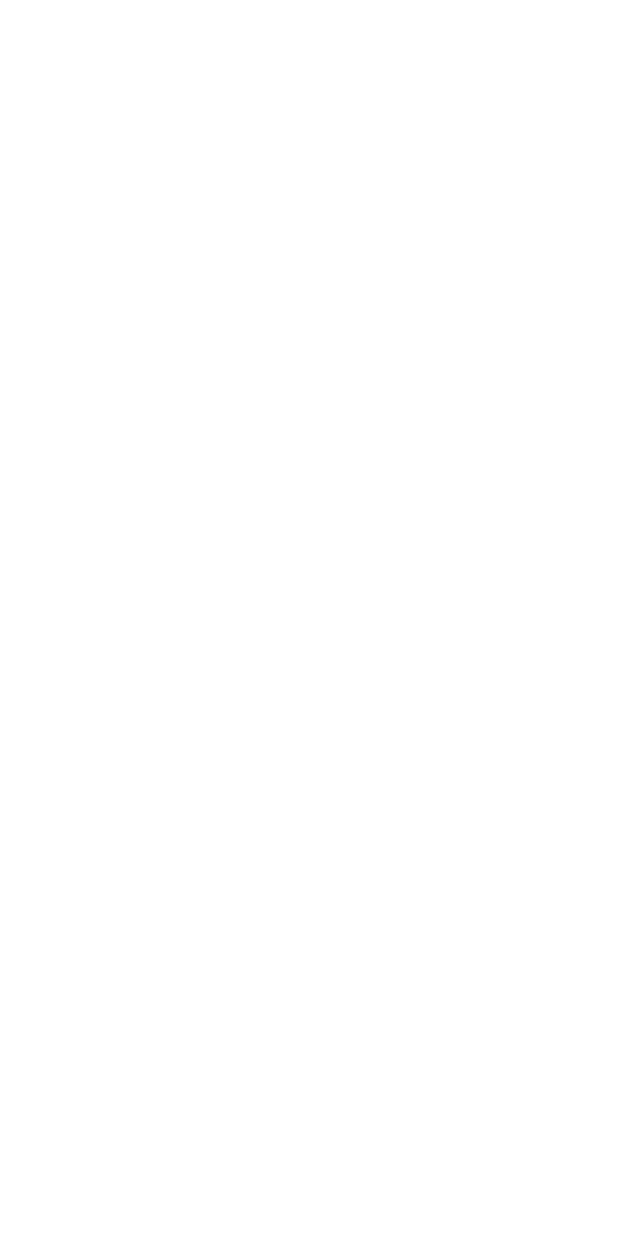
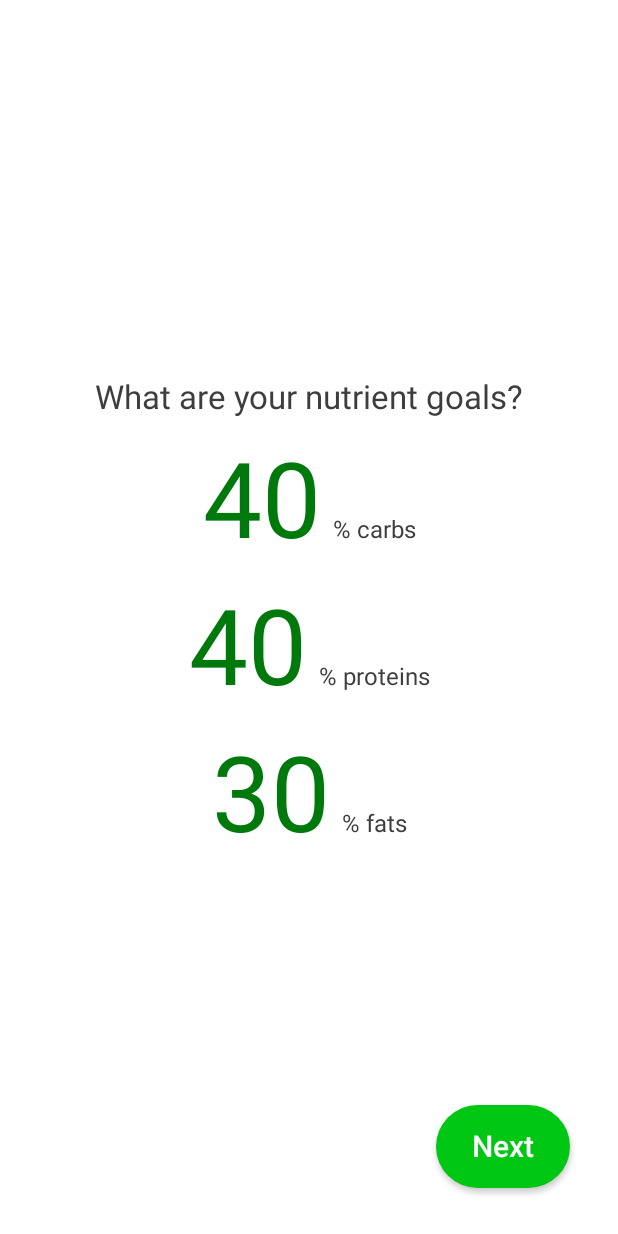
Before and after one commit to Miguel-Silva97/multi-module-course, an Android app built with Jetpack Compose: the NutrientGoalScreen screen opened through its navigation route, on a phone screen of 412 x 824 dp. Before the commit the screen is empty. Run offline under Robolectric (Android 15) with nearby library versions, the phone set to English and light mode, and no system bars; our stand-ins replace Dagger/Hilt's generated code.

Commit message:
Activity, Goal and Nutrient Goals screens

```diff
--- a/app/src/main/java/com/example/calorytracker/MainActivity.kt
+++ b/app/src/main/java/com/example/calorytracker/MainActivity.kt
@@ -15,9 +15,12 @@ import com.example.onboarding_presentation.welcome.WelcomeScreen
 import com.example.calorytracker.ui.theme.CaloryTrackerTheme
 import com.example.core.navigation.Route
 import com.example.calorytracker.navigation.navigate
+import com.example.onboarding_presentation.activity.ActivityScreen
 import com.example.onboarding_presentation.age.AgeScreen
 import com.example.onboarding_presentation.gender.GenderScreen
+import com.example.onboarding_presentation.goal.GoalScreen
 import com.example.onboarding_presentation.height.HeightScreen
+import com.example.onboarding_presentation.nutrient_goal.NutrientGoalScreen
 import com.example.onboarding_presentation.weight.WeightScreen
 import dagger.hilt.android.AndroidEntryPoint
 
@@ -63,13 +66,20 @@ class MainActivity : ComponentActivity() {
                             )
                         }
                         composable(Route.NUTRIENT_GOAL) {
-
+                            NutrientGoalScreen(
+                                onNavigate = navController::navigate,
+                                scaffoldState = scaffoldState
+                            )
                         }
                         composable(Route.ACTIVITY) {
-
+                            ActivityScreen(
+                                onNavigate = navController::navigate,
+                            )
                         }
                         composable(Route.GOAL) {
-
+                            GoalScreen(
+                                onNavigate = navController::navigate,
+                            )
                         }
                         composable(Route.TRACKER_OVERVIEW) {
 
--- /dev/null
+++ b/onboarding/onboarding_domain/src/main/java/com/example/onboarding_domain/di/OnboardingDomainModule.kt
@@ -0,0 +1,20 @@
+package com.example.onboarding_domain.di
+
+import com.example.onboarding_domain.use_case.ValidateNutrients
+import dagger.Module
+import dagger.Provides
+import dagger.hilt.InstallIn
+import dagger.hilt.android.components.ViewModelComponent
+import dagger.hilt.android.scopes.ViewModelScoped
+
+@Module
+@InstallIn(ViewModelComponent::class)
+object OnboardingDomainModule {
+
+    @Provides
+    @ViewModelScoped
+    fun provideValidateNutrientsUseCase() : ValidateNutrients {
+        return ValidateNutrients()
+    }
+
+}
--- /dev/null
+++ b/onboarding/onboarding_presentation/src/main/java/com/example/onboarding_presentation/nutrient_goal/NutrientGoalScreen.kt
@@ -0,0 +1,92 @@
+package com.example.onboarding_presentation.nutrient_goal
+
+import androidx.compose.foundation.layout.Arrangement
+import androidx.compose.foundation.layout.Box
+import androidx.compose.foundation.layout.Column
+import androidx.compose.foundation.layout.Spacer
+import androidx.compose.foundation.layout.fillMaxSize
+import androidx.compose.foundation.layout.height
+import androidx.compose.foundation.layout.padding
+import androidx.compose.material.MaterialTheme
+import androidx.compose.material.ScaffoldState
+import androidx.compose.material.Text
+import androidx.compose.runtime.Composable
+import androidx.compose.runtime.LaunchedEffect
+import androidx.compose.ui.Alignment
+import androidx.compose.ui.Modifier
+import androidx.compose.ui.platform.LocalContext
+import androidx.compose.ui.res.stringResource
+import androidx.hilt.navigation.compose.hiltViewModel
+import com.example.core.R
+import com.example.core.util.UiEvent
+import com.example.core_ui.LocalSpacing
+import com.example.onboarding_presentation.components.ActionButton
+import com.example.onboarding_presentation.components.UnitTextField
+
+@Composable
+fun NutrientGoalScreen(
+    onNavigate: (UiEvent.Navigate) -> Unit,
+    viewModel: NutrientGoalViewModel = hiltViewModel(),
+    scaffoldState: ScaffoldState,
+) {
+    val spacing = LocalSpacing.current
+    val context = LocalContext.current
+
+    LaunchedEffect(key1 = true) {
+        viewModel.uiEvent.collect{ event ->
+            when(event) {
+                is UiEvent.Navigate -> onNavigate(event)
+                is UiEvent.ShowSnackbar -> {
+                    scaffoldState.snackbarHostState.showSnackbar(
+                        message = event.message.asString(context)
+                    )
+                }
+                else -> Unit
+            }
+        }
+    }
+    Box(
+        modifier = Modifier
+            .fillMaxSize()
+            .padding(spacing.spaceLarge)
+    ){
+        Column(
+            modifier = Modifier.fillMaxSize(),
+            verticalArrangement = Arrangement.Center,
+            horizontalAlignment = Alignment.CenterHorizontally
+        ){
+            Text(
+                text = stringResource(id = R.string.what_are_your_nutrient_goals),
+                style = MaterialTheme.typography.h3
+            )
+            Spacer(modifier = Modifier.height(spacing.spaceMedium))
+            UnitTextField(
+                value = viewModel.state.carbsRatio,
+                onValueChange = {
+                                viewModel.onEvent(NutrientGoalEvent.OnCarbRatioEnter(it))
+                },
+                unit = stringResource(id = R.string.percent_carbs))
+            Spacer(modifier = Modifier.height(spacing.spaceMedium))
+            UnitTextField(
+                value = viewModel.state.proteinRation,
+                onValueChange = {
+                    viewModel.onEvent(NutrientGoalEvent.OnProteinRatioEnter(it))
+                },
+                unit = stringResource(id = R.string.percent_proteins))
+            Spacer(modifier = Modifier.height(spacing.spaceMedium))
+            UnitTextField(
+                value = viewModel.state.fatRatio,
+                onValueChange = {
+                    viewModel.onEvent(NutrientGoalEvent.OnFatRatioEnter(it))
+                },
+                unit = stringResource(id = R.string.percent_fats))
+        }
+        ActionButton(
+            text = stringResource(id = R.string.next),
+            onClick = {
+                      viewModel.onEvent(NutrientGoalEvent.OnNextClick)
+            },
+            modifier = Modifier.align(Alignment.BottomEnd)
+        )
+    }
+}
--- /dev/null
+++ b/onboarding/onboarding_presentation/src/main/java/com/example/onboarding_presentation/nutrient_goal/NutrientGoalState.kt
@@ -0,0 +1,7 @@
+package com.example.onboarding_presentation.nutrient_goal
+
+data class NutrientGoalState(
+    val carbsRatio: String = "40",
+    val proteinRation: String = "40",
+    val fatRatio: String = "30"
+)
--- /dev/null
+++ b/onboarding/onboarding_presentation/src/main/java/com/example/onboarding_presentation/nutrient_goal/NutrientGoalViewModel.kt
@@ -0,0 +1,74 @@
+package com.example.onboarding_presentation.nutrient_goal
+
+import androidx.compose.runtime.getValue
+import androidx.compose.runtime.mutableStateOf
+import androidx.compose.runtime.setValue
+import androidx.lifecycle.ViewModel
+import androidx.lifecycle.viewModelScope
+import com.example.core.domain.preferences.Preferences
+import com.example.core.domain.use_case.FilterOutDigits
+import com.example.core.navigation.Route
+import com.example.core.util.UiEvent
+import com.example.onboarding_domain.use_case.ValidateNutrients
+import dagger.hilt.android.lifecycle.HiltViewModel
+import kotlinx.coroutines.channels.Channel
+import kotlinx.coroutines.flow.receiveAsFlow
+import kotlinx.coroutines.launch
+import javax.inject.Inject
+
+@HiltViewModel
+class NutrientGoalViewModel @Inject constructor(
+    private val preferences: Preferences,
+    private val filterOutDigits: FilterOutDigits,
+    private val validateNutrients: ValidateNutrients
+): ViewModel() {
+
+    var state by mutableStateOf(NutrientGoalState())
+        private set
+
+    private val _uiEvent = Channel<UiEvent>()
+    val uiEvent = _uiEvent.receiveAsFlow()
+
+    fun onEvent(event: NutrientGoalEvent) {
+        when(event) {
+            is NutrientGoalEvent.OnCarbRatioEnter -> {
+                state = state.copy(
+                    carbsRatio = filterOutDigits(event.ratio)
+                )
+            }
+            is NutrientGoalEvent.OnProteinRatioEnter -> {
+                state = state.copy(
+                    proteinRation = filterOutDigits(event.ratio)
+                )
+            }
+            is NutrientGoalEvent.OnFatRatioEnter -> {
+                state = state.copy(
+                    fatRatio = filterOutDigits(event.ratio)
+                )
+            }
+            is NutrientGoalEvent.OnNextClick -> {
+                val result = validateNutrients(
+                    carbsRatioText = state.carbsRatio,
+                    proteinRatioText = state.proteinRation,
+                    fatRatioText = state.fatRatio
+                )
+
+                when(result) {
+                    is ValidateNutrients.Result.Success -> {
+                        preferences.saveCarbRatio(result.carbsRatio)
+                        preferences.saveProteinRatio(result.proteinRatio)
+                        preferences.saveFatRatio(result.fatRatio)
+                        viewModelScope.launch {
+                            _uiEvent.send(UiEvent.Navigate(Route.TRACKER_OVERVIEW))
+                        }
+                    }
+                    is ValidateNutrients.Result.Error -> {
+                        viewModelScope.launch {
+                            _uiEvent.send(UiEvent.ShowSnackbar(result.message))
+                        }
+                    }
+                }
+            }
+        }
+    }
+}
```
Also changed, not shown: onboarding/onboarding_domain/src/main/java/com/example/onboarding_domain/use_case/ValidateNutrients.kt (added, +41 -0 lines), onboarding/onboarding_presentation/src/main/java/com/example/onboarding_presentation/activity/ActivityScreen.kt (added, +105 -0 lines), onboarding/onboarding_presentation/src/main/java/com/example/onboarding_presentation/activity/ActivityViewModel.kt (added, +39 -0 lines), onboarding/onboarding_presentation/src/main/java/com/example/onboarding_presentation/goal/GoalScreen.kt (added, +103 -0 lines), onboarding/onboarding_presentation/src/main/java/com/example/onboarding_presentation/goal/GoalViewModel.kt (added, +39 -0 lines), onboarding/onboarding_presentation/src/main/java/com/example/onboarding_presentation/nutrient_goal/NutrientGoalEvent.kt (added, +8 -0 lines).
